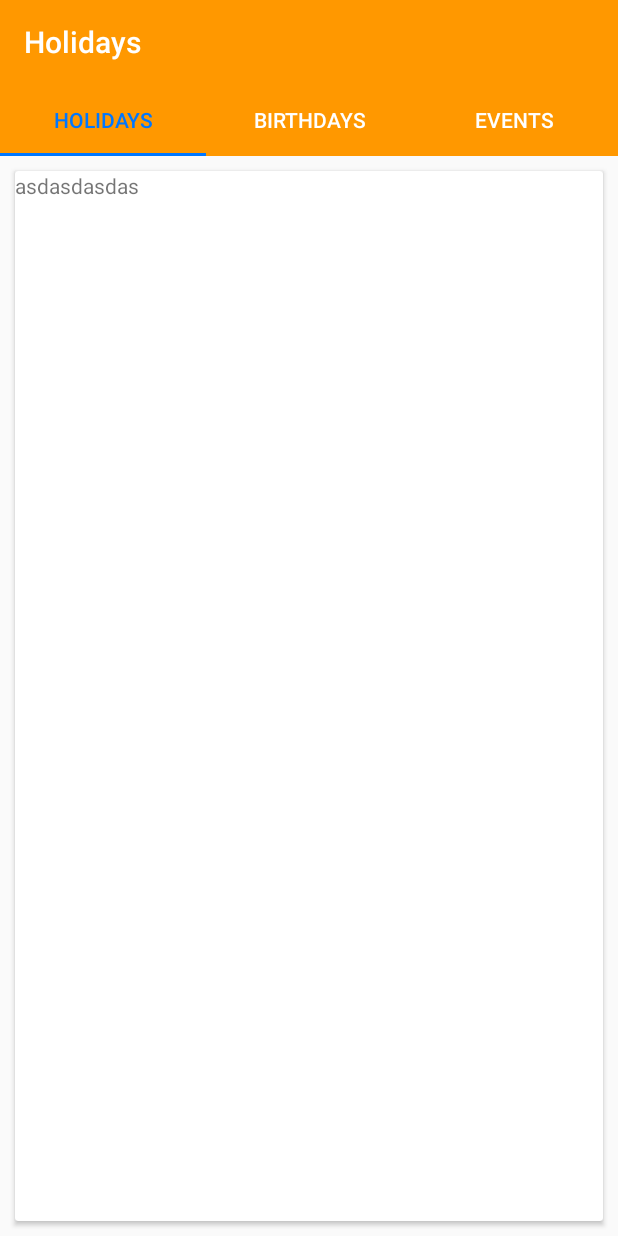
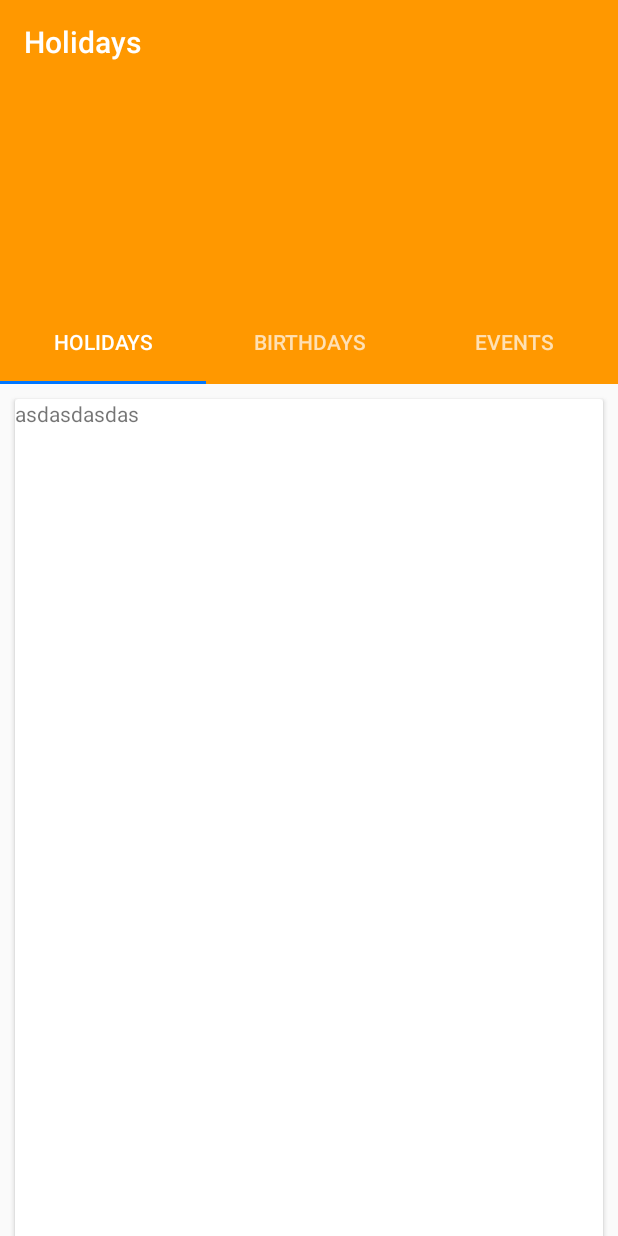
Before and after one commit to solandmedotru/Holidays, an Android app: the MainActivity screen opened directly, with no data from a screen before it, on a phone screen of 412 x 824 dp. Run offline under Robolectric (Android 15) with nearby library versions, the phone set to English and light mode, and no system bars.

Commit message:
Added collapsing toolbar layout

```diff
--- a/app/src/main/res/layout/activity_main.xml
+++ b/app/src/main/res/layout/activity_main.xml
@@ -1,40 +1,44 @@
 <?xml version="1.0" encoding="utf-8"?>
-
-<LinearLayout xmlns:android="http://schemas.android.com/apk/res/android"
+<android.support.design.widget.CoordinatorLayout xmlns:android="http://schemas.android.com/apk/res/android"
     xmlns:app="http://schemas.android.com/apk/res-auto"
     xmlns:tools="http://schemas.android.com/tools"
     android:layout_width="match_parent"
     android:layout_height="match_parent"
-    android:orientation="vertical">
+    android:fitsSystemWindows="true"
+    tools:context="ru.solandme.holidays.MainActivity">
 
-    <android.support.design.widget.CoordinatorLayout
+    <android.support.design.widget.AppBarLayout
         android:layout_width="match_parent"
-        android:layout_height="wrap_content"
-        tools:context="ru.solandme.holidays.MainActivity">
+        android:layout_height="256dp"
+        android:theme="@style/ThemeOverlay.AppCompat.Dark.ActionBar">
 
-        <android.support.design.widget.AppBarLayout
+        <android.support.design.widget.CollapsingToolbarLayout
             android:layout_width="match_parent"
-            android:layout_height="wrap_content">
+            android:layout_height="match_parent"
+            app:contentScrim="@color/colorPrimary"
+            app:layout_scrollFlags="scroll|exitUntilCollapsed|enterAlways"
+            app:titleEnabled="false">
 
             <include layout="@layout/toolbar" />
 
             <android.support.design.widget.TabLayout
                 android:id="@+id/main_sliding_tabs"
                 android:layout_width="match_parent"
-                android:layout_height="wrap_content"
-                app:tabTextColor="@android:color/white"
-                android:background="@color/colorPrimary"
-                app:tabMode="fixed"
-                app:tabSelectedTextColor="@color/colorAccent">
+                android:layout_height="?android:attr/actionBarSize"
+                android:layout_gravity="bottom"
+                app:tabMode="fixed">
 
             </android.support.design.widget.TabLayout>
-        </android.support.design.widget.AppBarLayout>
-    </android.support.design.widget.CoordinatorLayout>
+
+
+        </android.support.design.widget.CollapsingToolbarLayout>
+    </android.support.design.widget.AppBarLayout>
 
     <android.support.v4.view.ViewPager
         android:id="@+id/main_view_pager"
         android:layout_width="match_parent"
-        android:layout_height="wrap_content">
+        android:layout_height="match_parent"
+        app:layout_behavior="@string/appbar_scrolling_view_behavior">
 
     </android.support.v4.view.ViewPager>
-</LinearLayout>
+</android.support.design.widget.CoordinatorLayout>
--- a/app/src/main/res/layout/toolbar.xml
+++ b/app/src/main/res/layout/toolbar.xml
@@ -1,9 +1,11 @@
 <?xml version="1.0" encoding="utf-8"?>
-<android.support.v7.widget.Toolbar
-    xmlns:android="http://schemas.android.com/apk/res/android"
+<android.support.v7.widget.Toolbar xmlns:android="http://schemas.android.com/apk/res/android"
+    xmlns:app="http://schemas.android.com/apk/res-auto"
+    android:id="@+id/mainToolbar"
     android:layout_width="match_parent"
-    android:id="@+id/mainToolbar"
     android:layout_height="?android:attr/actionBarSize"
-    android:theme="@style/AppTheme.Toolbar">
+    android:theme="@style/AppTheme.Toolbar"
+    app:layout_scrollFlags="scroll|enterAlways"
+    app:layout_collapseMode="parallax">
 
 </android.support.v7.widget.Toolbar>
```
